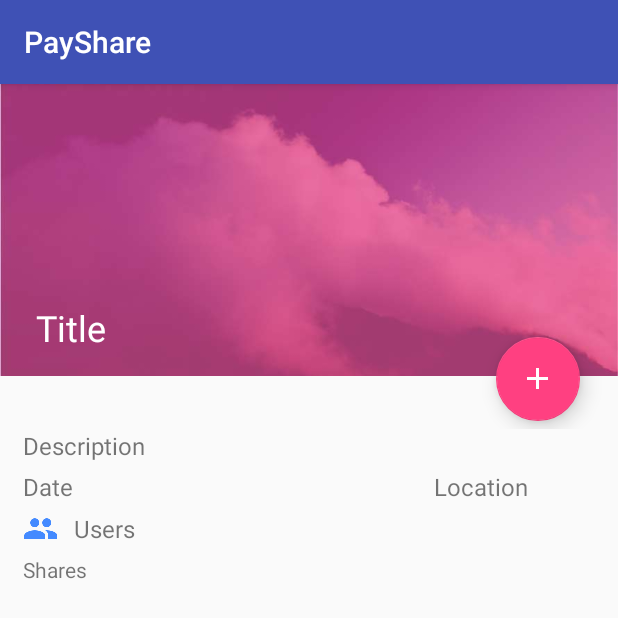
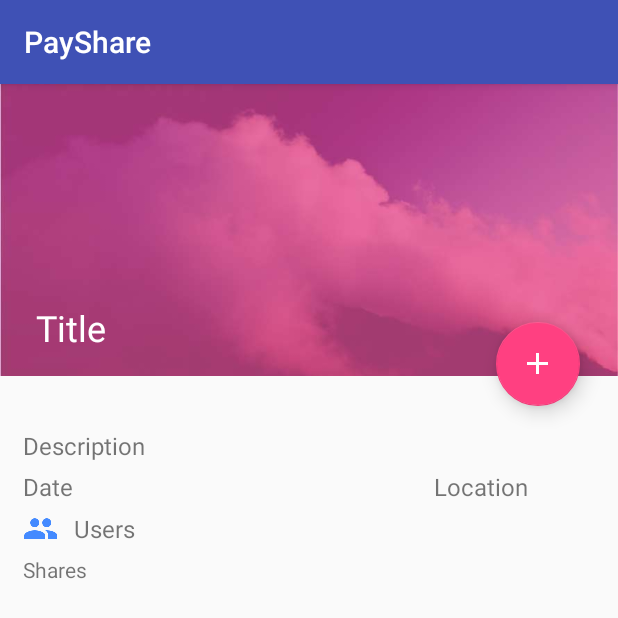
Before and after one commit to Ben-Wu/PayShare, an Android app: the EventActivity screen opened directly, with no data from a screen before it, on a phone screen of 412 x 824 dp. Shown: the top 618 px of the screen. Run offline under Robolectric (Android 15) with nearby library versions, the phone set to English and light mode, and no system bars.

Commit message:
removed fab shadow clipping in event activity

```diff
--- a/app/src/main/res/layout/activity_event.xml
+++ b/app/src/main/res/layout/activity_event.xml
@@ -29,7 +29,8 @@
             android:layout_alignParentBottom="true"
             android:layout_alignParentRight="true"
             android:layout_alignParentEnd="true"
-            android:layout_marginEnd="25dp" />
+            android:layout_marginEnd="25dp"
+            android:layout_marginBottom="10dp"/>
 
         <TextView
             android:text="Title"
```
